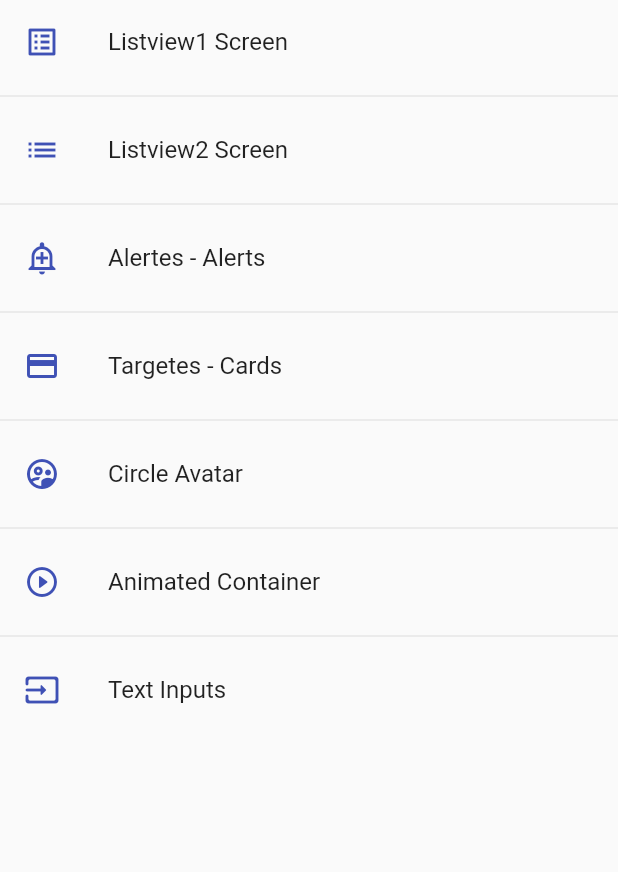
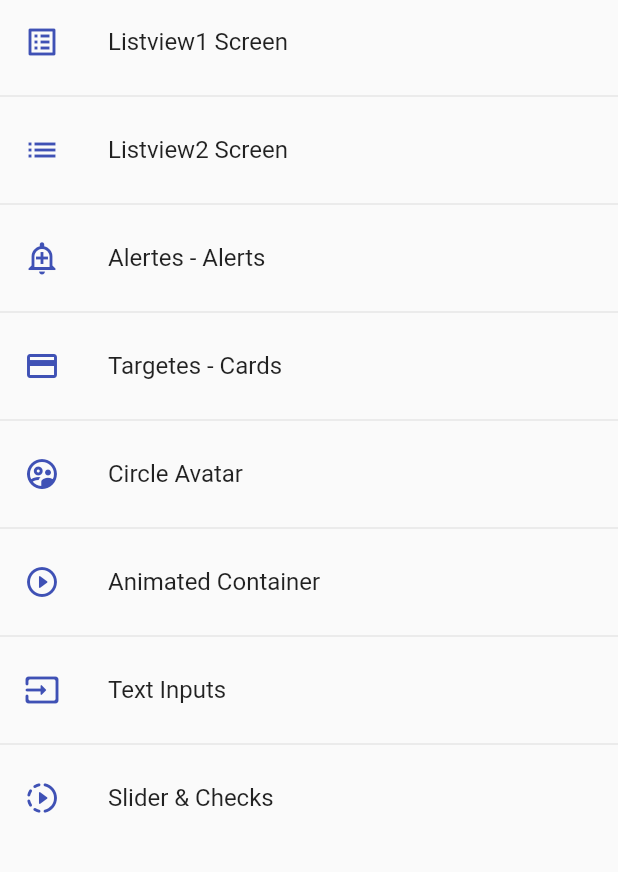
Before and after one commit to sitnesTIC/flutter_applications, a Flutter app: the screen it shows after launch, on a phone screen of 412 x 824 dp, the part 84-956 px from its top. Run offline on Flutter 3.47's test engine with Material 2 defaults, Android fonts, the phone set to English and light mode, and no system bars.

Commit message:
Widget - Slider

```diff
--- a/lib/router/app_routes.dart
+++ b/lib/router/app_routes.dart
@@ -47,6 +47,11 @@ class AppRoutes {
         name: 'Text Inputs',
         screen: const InputsScreen(),
         icon: Icons.input_rounded),
+    MenuOption(
+        route: 'slider',
+        name: 'Slider & Checks',
+        screen: const SliderScreen(),
+        icon: Icons.slow_motion_video_rounded),
   ];
 
   static Map<String, Widget Function(BuildContext)> getAppRoutes() {
--- a/lib/screens/screens.dart
+++ b/lib/screens/screens.dart
@@ -7,3 +7,4 @@ export 'package:flutter_applications/screens/home_screen.dart';
 export 'package:flutter_applications/screens/inputs_screen.dart';
 export 'package:flutter_applications/screens/listview1_screen.dart';
 export 'package:flutter_applications/screens/listview2_screen.dart';
+export 'package:flutter_applications/screens/slider_screen.dart';
```
Also changed, not shown: lib/screens/slider_screen.dart (added, +45 -0 lines).
